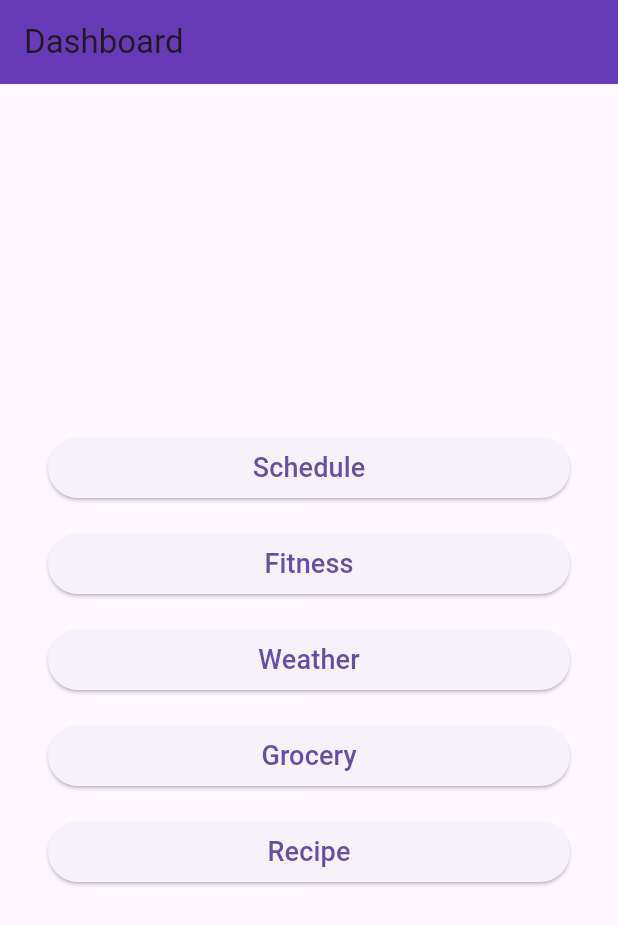
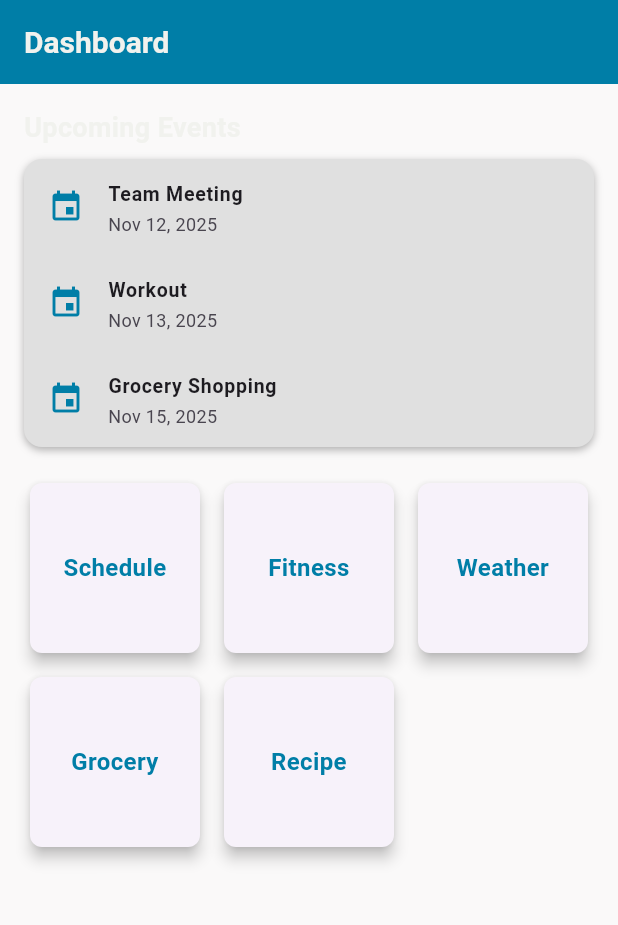
Before and after one commit to adamknapp124/everyday_life, a Flutter app: the screen it shows after launch, on a phone screen of 412 x 824 dp. Shown: the top 925 px of the screen. Run offline on Flutter 3.47's test engine with Material 3 defaults, Android fonts, the phone set to English and light mode, and no system bars.

Commit message:
added taskvierw on dashboard

```diff
--- /dev/null
+++ b/everyday_life/lib/constants/colors.dart
@@ -0,0 +1,27 @@
+import 'package:flutter/material.dart';
+
+class AppColors {
+  // Primary color — soft, muted blue-gray for branding & AppBar
+  static const Color primary = Color(0xFF007EA7);
+
+  // Secondary / accent color — orange for buttons, highlights, FAB
+  static const Color secondary = Color(0xFF81559B);
+
+  // Text colors
+  static const Color textPrimary = Color(0xFFF1F2EE); // dark gray for main text
+  static const Color textSecondary = Color(
+    0xFF34463B,
+  ); // medium gray for secondary text
+
+  // Backgrounds
+  static const Color background = Color(
+    0xFFFAF9F9,
+  ); // soft off-white for app background
+  static const Color cardBackground = Color(
+    0xFFE0E0E0,
+  ); // subtle gray for cards or panels
+
+  // Optional additional colors
+  static const Color error = Color(0xFFB00020);
+  static const Color success = Color(0xFF4CAF50);
+}
--- a/everyday_life/lib/main.dart
+++ b/everyday_life/lib/main.dart
@@ -12,7 +12,7 @@ class MyApp extends StatelessWidget {
   @override
   Widget build(BuildContext context) {
     return MaterialApp(
-      title: 'Flutter Demo',
+      title: 'Everyday Life',
       onGenerateRoute: AppRouter.generateRoute,
       initialRoute: DashboardScreen.routeName,
       home: const DashboardScreen(),
--- a/everyday_life/lib/screens/dashboard_screen.dart
+++ b/everyday_life/lib/screens/dashboard_screen.dart
@@ -1,6 +1,9 @@
 import 'package:flutter/material.dart';
 import '../router/app_router.dart';
 import '../router/routes.dart';
+import '../widgets/dashboard_card.dart';
+import '../utils/capitalize_string.dart';
+import '../constants/colors.dart';
 
 class DashboardScreen extends StatelessWidget {
   static const String routeName = '/';
@@ -13,42 +16,99 @@ class DashboardScreen extends StatelessWidget {
         .where((entry) => entry.key != DashboardScreen.routeName)
         .toList();
 
+    // Example upcoming events data
+    final upcomingEvents = [
+      {'title': 'Team Meeting', 'date': 'Nov 12, 2025'},
+      {'title': 'Workout', 'date': 'Nov 13, 2025'},
+      {'title': 'Grocery Shopping', 'date': 'Nov 15, 2025'},
+    ];
+
     return Scaffold(
+      backgroundColor: AppColors.background,
       appBar: AppBar(
         title: const Text('Dashboard'),
-        backgroundColor: Colors.deepPurple,
+        backgroundColor: AppColors.primary,
+        titleTextStyle: const TextStyle(
+          color: AppColors.textPrimary,
+          fontSize: 20,
+          fontWeight: FontWeight.bold,
+        ),
       ),
-      body: Center(
-        child: ListView.builder(
-          shrinkWrap: true,
-          itemCount: routesToShow.length,
-          itemBuilder: (context, index) {
-            final route = routesToShow[index];
+      body: Padding(
+        padding: const EdgeInsets.all(16.0),
+        child: Column(
+          crossAxisAlignment: CrossAxisAlignment.stretch,
+          children: [
+            // 👇 Widget above the GridView
+            Text(
+              'Upcoming Events',
+              style: TextStyle(
+                fontSize: 18,
+                fontWeight: FontWeight.bold,
+                color: AppColors.textPrimary,
+              ),
+            ),
+            const SizedBox(height: 8),
+            Container(
+              decoration: BoxDecoration(
+                color: AppColors.cardBackground,
+                borderRadius: BorderRadius.circular(12),
+                boxShadow: [
+                  BoxShadow(
+                    color: Colors.black.withValues(alpha: 0.3),
+                    blurRadius: 4,
+                    offset: const Offset(0, 2),
+                  ),
+                ],
+              ),
+              child: ListView.builder(
+                shrinkWrap: true,
+                physics: const NeverScrollableScrollPhysics(),
+                itemCount: upcomingEvents.length,
+                itemBuilder: (context, index) {
+                  final event = upcomingEvents[index];
+                  return ListTile(
+                    leading: const Icon(Icons.event, color: AppColors.primary),
+                    title: Text(
+                      event['title']!,
+                      style: const TextStyle(fontWeight: FontWeight.w600),
+                    ),
+                    subtitle: Text(event['date']!),
+                    dense: true,
+                  );
+                },
+              ),
+            ),
 
-            return Padding(
-              padding: const EdgeInsets.symmetric(
-                vertical: 8.0,
-                horizontal: 32.0,
+            const SizedBox(height: 20),
+
+            // 👇 The GridView below
+            Expanded(
+              child: GridView.builder(
+                itemCount: routesToShow.length,
+                gridDelegate: const SliverGridDelegateWithFixedCrossAxisCount(
+                  crossAxisCount: 3,
+                  crossAxisSpacing: 8,
+                  mainAxisSpacing: 8,
+                  childAspectRatio: 1,
+                ),
+                itemBuilder: (context, index) {
+                  final routeName = routesToShow[index].key;
+                  final title = routeName.replaceAll('/', '').isEmpty
+                      ? 'Dashboard'
+                      : routeName.replaceAll('/', '').toCapitalize();
+
+                  return DashboardCard(
+                    title: title,
+                    onTap: () => AppRouter.navigateTo(context, routeName),
+                    textColor: AppColors.primary,
+                  );
+                },
               ),
-              child: ElevatedButton(
-                onPressed: () {
-                  AppRouter.navigateTo(context, route.key);
-                },
-                child: Text(
-                  _formatRouteName(route.key),
-                  style: const TextStyle(fontSize: 18),
-                ),
-              ),
-            );
-          },
+            ),
+          ],
         ),
       ),
     );
   }
-
-  String _formatRouteName(String route) {
-    if (route == '/') return 'Dashboard';
-    final name = route.replaceAll('/', '');
-    return '${name[0].toUpperCase()}${name.substring(1)}';
-  }
 }
--- /dev/null
+++ b/everyday_life/lib/utils/capitalize_string.dart
@@ -0,0 +1,6 @@
+extension CapitalizeString on String {
+  String toCapitalize() {
+    if (isEmpty) return '';
+    return this[0].toUpperCase() + substring(1);
+  }
+}
--- /dev/null
+++ b/everyday_life/lib/widgets/dashboard_card.dart
@@ -0,0 +1,37 @@
+import 'package:flutter/material.dart';
+import '../constants/colors.dart';
+
+class DashboardCard extends StatelessWidget {
+  final String title;
+  final VoidCallback? onTap;
+  final Color textColor;
+
+  const DashboardCard({
+    super.key,
+    required this.title,
+    this.onTap,
+    this.textColor = AppColors.primary,
+  });
+
+  @override
+  Widget build(BuildContext context) {
+    return GestureDetector(
+      onTap: onTap,
+      child: Card(
+        elevation: 4,
+        shape: RoundedRectangleBorder(borderRadius: BorderRadius.circular(8)),
+        child: Center(
+          child: Text(
+            title,
+            textAlign: TextAlign.center,
+            style: TextStyle(
+              fontSize: 16,
+              fontWeight: FontWeight.bold,
+              color: textColor,
+            ),
+          ),
+        ),
+      ),
+    );
+  }
+}
```
Also changed, not shown: everyday_life/lib/widgets/task_card.dart (added).
